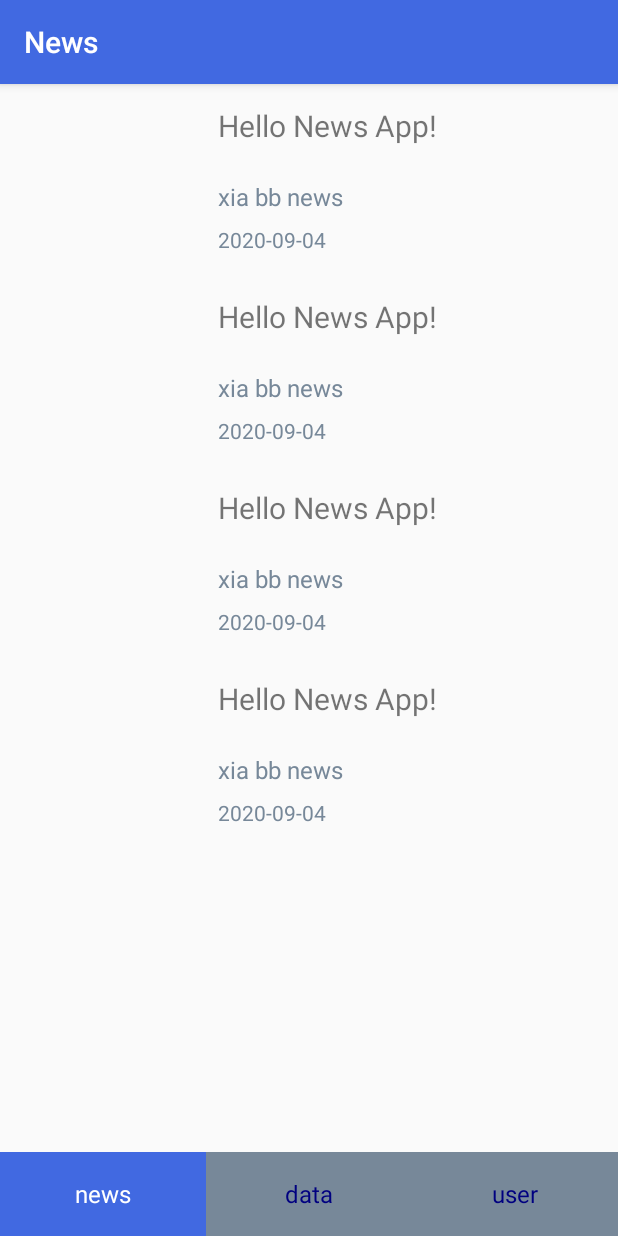
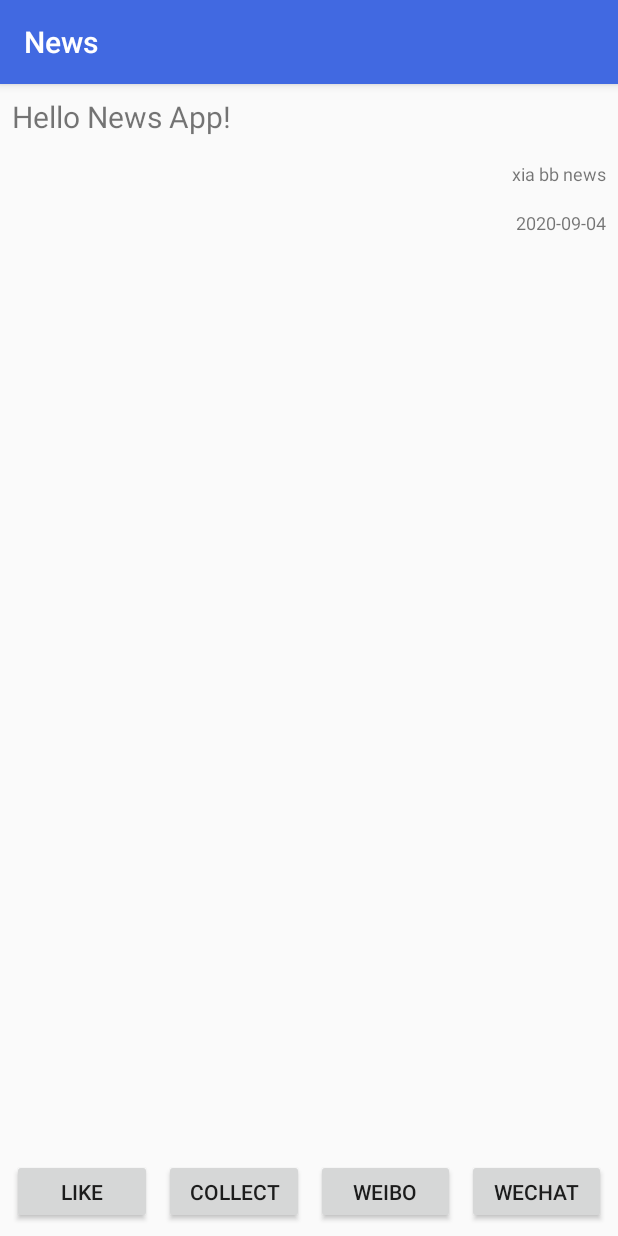
Before and after one commit to gloriallluo/News, an Android app: the screen it shows after launch (MainActivity before the commit, NewsActivity after it), after a tap on "Hello News App!", on a phone screen of 412 x 824 dp. Run offline under Robolectric (Android 15) with nearby library versions, the phone set to English and light mode, and no system bars.

Commit message:
add NewsPage

```diff
--- a/app/src/main/AndroidManifest.xml
+++ b/app/src/main/AndroidManifest.xml
@@ -9,11 +9,18 @@
         android:roundIcon="@mipmap/ic_launcher_round"
         android:supportsRtl="true"
         android:theme="@style/AppTheme">
+
         <activity android:name=".MainActivity">
             <intent-filter>
                 <action android:name="android.intent.action.MAIN" />
+                <category android:name="android.intent.category.LAUNCHER" />
+            </intent-filter>
+        </activity>
 
-                <category android:name="android.intent.category.LAUNCHER" />
+        <activity android:name=".NewsActivity">
+            <intent-filter>
+                <action android:name="android.intent.action.ALL_APPS"/>
+                <category android:name="android.intent.category.DEFAULT"/>
             </intent-filter>
         </activity>
     </application>
--- /dev/null
+++ b/app/src/main/java/com/java/jingjia/NewsActivity.java
@@ -0,0 +1,73 @@
+package com.java.jingjia;
+
+import android.content.Intent;
+import android.os.Bundle;
+import android.util.Log;
+import android.view.View;
+import android.widget.Button;
+import android.widget.LinearLayout;
+import android.widget.TextView;
+
+import androidx.annotation.Nullable;
+import androidx.appcompat.app.AppCompatActivity;
+
+public class NewsActivity extends AppCompatActivity {
+
+    private String TAG = "NewsActivity";
+    private NewsItem mItem;
+    private TextView mTitle, mSource, mTime;
+    private LinearLayout mContent;
+    private Button mBtnLike, mBtnCollect, mBtnWb, mBtnWx;
+
+    @Override
+    protected void onCreate(@Nullable Bundle savedInstanceState) {
+        Log.d(TAG, "onCreate: 2");
+        super.onCreate(savedInstanceState);
+        setContentView(R.layout.activity_news);
+        Intent intent = getIntent();
+        mItem = (NewsItem) intent.getSerializableExtra("news");
+        bindViews();
+        setListeners();
+        mTitle.setText(mItem.getTitle());
+        mSource.setText(mItem.getSource());
+        mTime.setText(mItem.getTime());
+    }
+
+    private void bindViews() {
+        mTitle = findViewById(R.id.news_page_title);
+        mSource = findViewById(R.id.news_page_source);
+        mTime = findViewById(R.id.news_page_time);
+        mContent = findViewById(R.id.news_page_content);
+        mBtnLike = findViewById(R.id.news_page_btn_like);
+        mBtnCollect = findViewById(R.id.news_page_btn_collect);
+        mBtnWb = findViewById(R.id.news_page_btn_wb);
+        mBtnWx = findViewById(R.id.news_page_btn_wx);
+    }
+
+    private void setListeners() {
+        mBtnLike.setOnClickListener(new View.OnClickListener() {
+            @Override
+            public void onClick(View v) {
+                Log.d(TAG, "onClick: you liked this news");
+            }
+        });
+        mBtnCollect.setOnClickListener(new View.OnClickListener() {
+            @Override
+            public void onClick(View v) {
+                Log.d(TAG, "onClick: you collected this news");
+            }
+        });
+        mBtnWb.setOnClickListener(new View.OnClickListener() {
+            @Override
+            public void onClick(View v) {
+                Log.d(TAG, "onClick: you share this news to Weibo");
+            }
+        });
+        mBtnWx.setOnClickListener(new View.OnClickListener() {
+            @Override
+            public void onClick(View v) {
+                Log.d(TAG, "onClick: you share this news to Wechat");
+            }
+        });
+    }
+}
--- a/app/src/main/java/com/java/jingjia/NewsFragment.java
+++ b/app/src/main/java/com/java/jingjia/NewsFragment.java
@@ -34,7 +34,7 @@ public class NewsFragment extends Fragment {
     @Override
     public View onCreateView(@NonNull LayoutInflater inflater, @Nullable ViewGroup container, @Nullable Bundle savedInstanceState) {
         View view = inflater.inflate(R.layout.fragment_news, container, false);
-        mAdapter = new NewsListAdapter();
+        mAdapter = new NewsListAdapter(mActivity);
         mRecyclerView = view.findViewById(R.id.news_rv);
         mRecyclerView.setAdapter(mAdapter);
         mRecyclerView.setLayoutManager(new LinearLayoutManager(mActivity));
--- a/app/src/main/java/com/java/jingjia/NewsItem.java
+++ b/app/src/main/java/com/java/jingjia/NewsItem.java
@@ -2,7 +2,9 @@ package com.java.jingjia;
 
 import android.widget.LinearLayout;
 
-public class NewsItem {
+import java.io.Serializable;
+
+public class NewsItem implements Serializable {
     LinearLayout mLayout;
     long newsId;
     String title;
--- a/app/src/main/java/com/java/jingjia/NewsListAdapter.java
+++ b/app/src/main/java/com/java/jingjia/NewsListAdapter.java
@@ -1,5 +1,7 @@
 package com.java.jingjia;
 
+import android.app.Activity;
+import android.content.Intent;
 import android.util.Log;
 import android.view.LayoutInflater;
 import android.view.View;
@@ -20,6 +22,7 @@ import java.util.List;
 public class NewsListAdapter extends RecyclerView.Adapter<NewsListAdapter.ViewHolder> {
 
     private String TAG = "NewsListAdapter";
+    private Activity mActivity;
     private List<NewsItem> mNewsItems;
 
     /**
@@ -37,14 +40,15 @@ public class NewsListAdapter extends RecyclerView.Adapter<NewsListAdapter.ViewHo
         }
     }   /* Inner class ViewHolder */
 
-    public NewsListAdapter() {
+    public NewsListAdapter(Activity activity) {
+        mActivity = activity;
         // just for displaying
         mNewsItems = new ArrayList<NewsItem>();
-        NewsItem item1 = new NewsItem(1, "Hello News App!");
+        NewsItem item1 = new NewsItem(1, "Hello World!");
         mNewsItems.add(item1);
-        NewsItem item2 = new NewsItem(2, "Hello News App!");
+        NewsItem item2 = new NewsItem(2, "Hello Java!");
         mNewsItems.add(item2);
-        NewsItem item3 = new NewsItem(3, "Hello News App!");
+        NewsItem item3 = new NewsItem(3, "Hello Android!");
         mNewsItems.add(item3);
         NewsItem item4 = new NewsItem(4, "Hello News App!");
         mNewsItems.add(item4);
@@ -61,7 +65,9 @@ public class NewsListAdapter extends RecyclerView.Adapter<NewsListAdapter.ViewHo
         holder.itemView.setOnClickListener(new View.OnClickListener() {
             @Override
             public void onClick(View v) {
-                Log.d(TAG, "onClick: " + position);
+                Intent intent = new Intent(mActivity, NewsActivity.class);
+                intent.putExtra("news", mNewsItems.get(position));
+                mActivity.startActivity(intent);
             }
         });
     }
--- /dev/null
+++ b/app/src/main/res/layout/activity_news.xml
@@ -0,0 +1,72 @@
+<?xml version="1.0" encoding="utf-8"?>
+<LinearLayout xmlns:android="http://schemas.android.com/apk/res/android"
+    android:orientation="vertical" android:layout_width="match_parent"
+    android:layout_height="match_parent">
+
+    <TextView
+        android:id="@+id/news_page_title"
+        android:layout_width="match_parent"
+        android:layout_height="wrap_content"
+        android:text="Title"
+        android:textSize="20sp"
+        android:padding="8dp"/>
+
+    <TextView
+        android:id="@+id/news_page_source"
+        android:layout_width="match_parent"
+        android:layout_height="wrap_content"
+        android:gravity="right"
+        android:textSize="12sp"
+        android:padding="8dp" />
+
+    <TextView
+        android:id="@+id/news_page_time"
+        android:layout_width="match_parent"
+        android:layout_height="wrap_content"
+        android:gravity="right"
+        android:textSize="12sp"
+        android:padding="8dp"/>
+
+    <LinearLayout
+        android:id="@+id/news_page_content"
+        android:layout_width="match_parent"
+        android:layout_height="600dp"
+        android:orientation="vertical"
+        android:padding="4dp"/>
+
+    <LinearLayout
+        android:layout_width="match_parent"
+        android:layout_height="wrap_content"
+        android:orientation="horizontal"
+        android:padding="4dp">
+        <Button
+            android:id="@+id/news_page_btn_like"
+            android:layout_width="match_parent"
+            android:layout_height="match_parent"
+            android:text="@string/btn_like"
+            android:layout_margin="4dp"
+            android:layout_weight="1" />
+        <Button
+            android:id="@+id/news_page_btn_collect"
+            android:layout_width="match_parent"
+            android:layout_height="match_parent"
+            android:text="@string/btn_collect"
+            android:layout_margin="4dp"
+            android:layout_weight="1" />
+        <Button
+            android:id="@+id/news_page_btn_wb"
+            android:layout_width="match_parent"
+            android:layout_height="match_parent"
+            android:text="@string/btn_wb"
+            android:layout_margin="4dp"
+            android:layout_weight="1" />
+        <Button
+            android:id="@+id/news_page_btn_wx"
+            android:layout_width="match_parent"
+            android:layout_height="match_parent"
+            android:text="@string/btn_wx"
+            android:layout_margin="4dp"
+            android:layout_weight="1" />
+    </LinearLayout>
+
+</LinearLayout>
--- a/app/src/main/res/values/strings.xml
+++ b/app/src/main/res/values/strings.xml
@@ -3,4 +3,8 @@
     <string name="tab_news">news</string>
     <string name="tab_data">data</string>
     <string name="tab_user">user</string>
+    <string name="btn_like">like</string>
+    <string name="btn_collect">collect</string>
+    <string name="btn_wb">weibo</string>
+    <string name="btn_wx">wechat</string>
 </resources>
```
